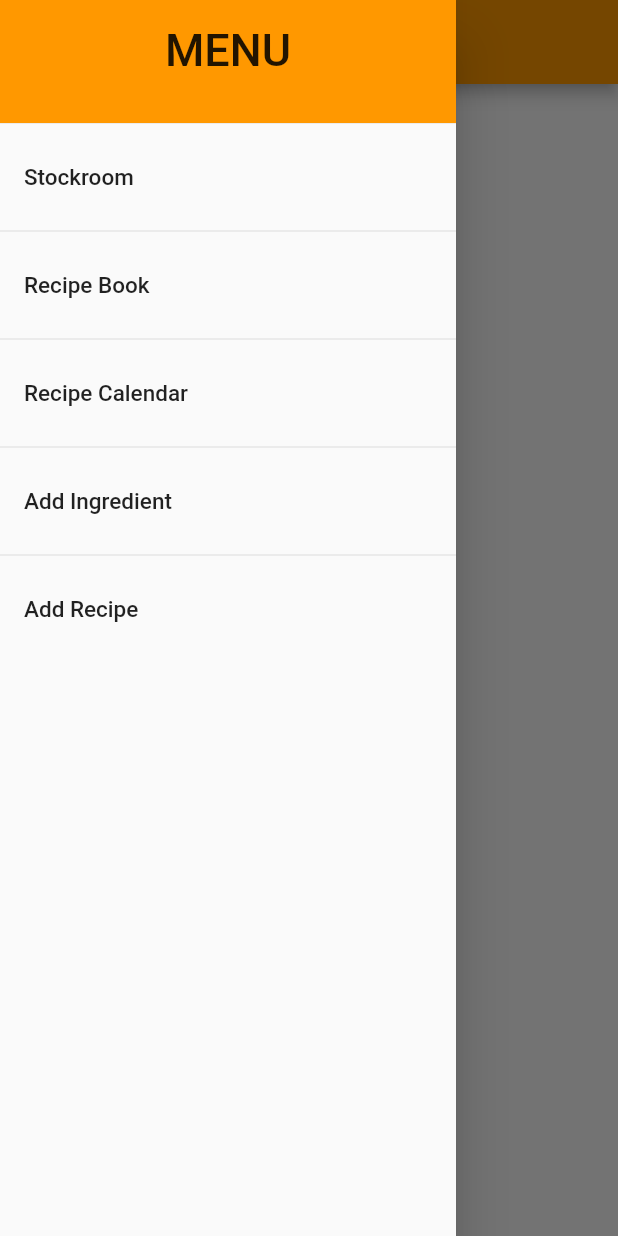
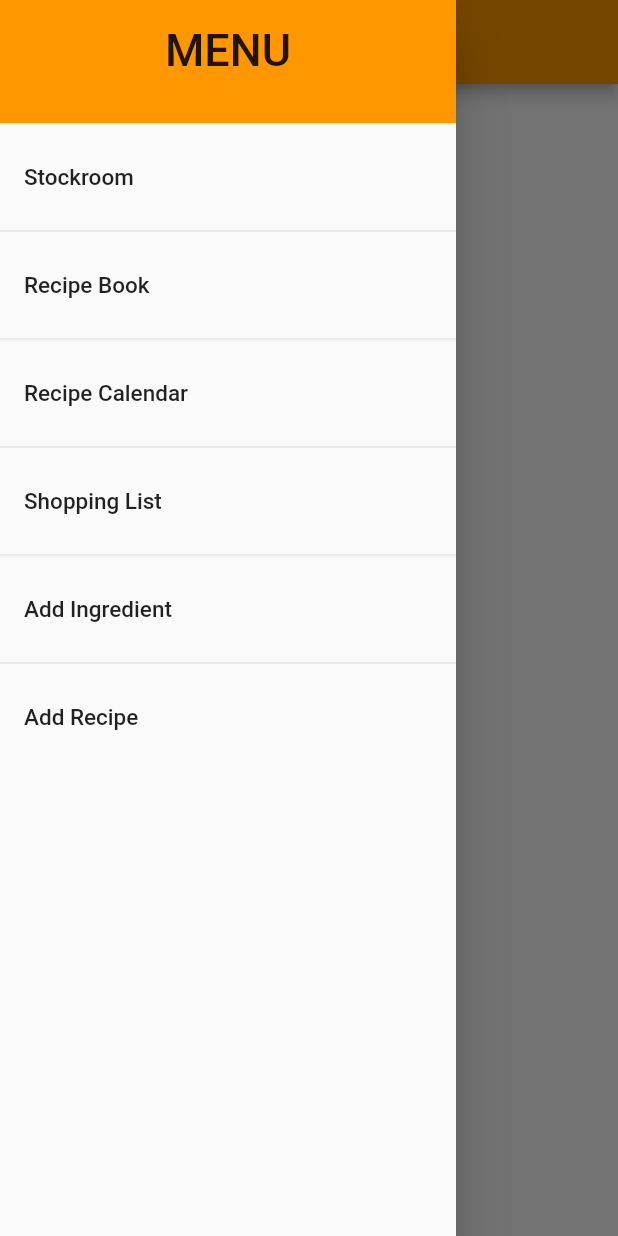
Before and after one commit to willthorpe/Frontend-Flutter-App, a Flutter app: the HomePage screen opened by its route, with the side drawer open, on a phone screen of 412 x 824 dp. Run offline on Flutter 3.47's test engine with Material 2 defaults, Android fonts, the phone set to English and light mode, and no system bars; our stand-ins replace datetime_picker_formfield, firebase_auth, image_picker, sqflite; accounts and stored records are empty.

Commit message:
make shopping list screen

```diff
--- a/lib/globals.dart
+++ b/lib/globals.dart
@@ -8,6 +8,7 @@ List menuItems = [
   'Stockroom',
   'Recipe Book',
   'Recipe Calendar',
+  'Shopping List',
   'Add Ingredient',
   'Add Recipe',
 ];
--- a/lib/main.dart
+++ b/lib/main.dart
@@ -8,7 +8,9 @@ import 'views/stockroom.dart';
 import 'views/book.dart';
 import 'views/calendar.dart';
 import 'views/detail_recipe.dart';
+import 'views/shopping_list.dart';
 import 'database/open.dart';
+
 void main() => runApp(MyApp());
 
 class MyApp extends StatelessWidget {
@@ -41,6 +43,7 @@ class MyApp extends StatelessWidget {
         '/recipebook' : (context) => BookPage(title: 'Recipe Book'),
         '/recipecalendar' : (context) => CalendarPage(title:'Recipe Calendar'),
         '/recipedetail' : (context) => RecipeDetailPage(),
+        '/shoppinglist' : (context) => ShoppingListPage(title: 'Shopping List'),
       },
     );
   }
```
Also changed, not shown: lib/http/fetch.dart (+14 -0 lines).
